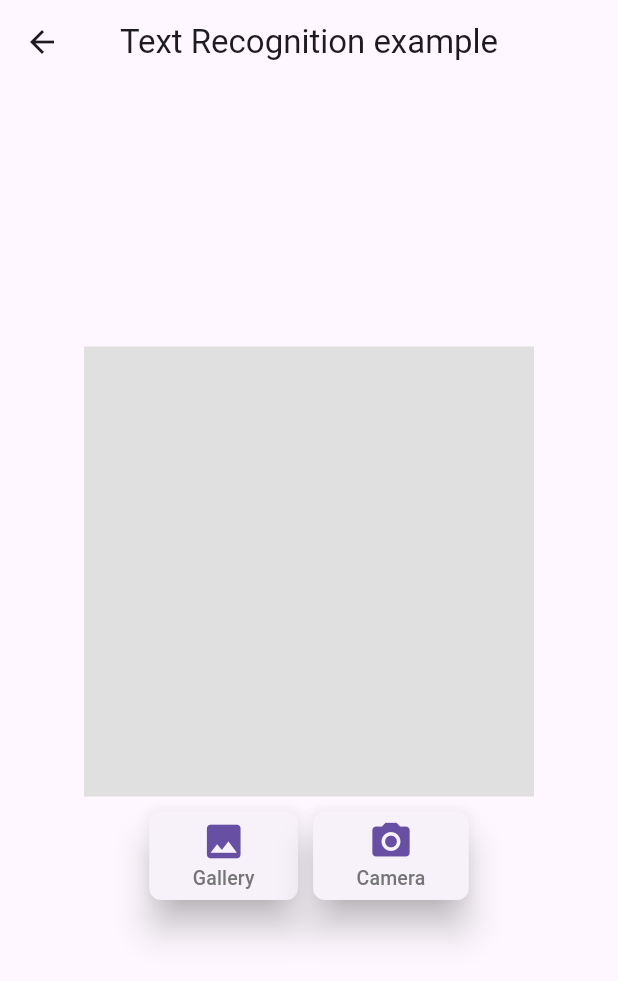
After one commit to Hly1238/PetShop, a Flutter app: the TestModel screen opened by its route, on a phone screen of 412 x 824 dp. The commit adds this screen. Shown: the top 981 px of the screen. Run offline on Flutter 3.47's test engine with Material 3 defaults, Android fonts, the phone set to English and light mode, and no system bars; our stand-ins replace animated_bottom_navigation_bar, badges, camera, fan_carousel_image_slider, flutter_rating_bar, gallery_saver and 10 more; missing offline and left inert: api_cache_manager, sms_otp_auto_verify; accounts and stored records are empty; generated files the repository leaves out were written again.

Commit message:
'update'

```diff
--- a/pet_shop/lib/route/route_generator.dart
+++ b/pet_shop/lib/route/route_generator.dart
@@ -7,12 +7,14 @@ import 'package:pet_shop/screen/Account/recovery_screen.dart';
 import 'package:pet_shop/screen/Account/register_new_member.dart';
 import 'package:pet_shop/screen/Account/signup_screen.dart';
 import 'package:pet_shop/screen/Camera/camera_screen.dart';
+import 'package:pet_shop/screen/Camera/scan_screen.dart';
 import 'package:pet_shop/screen/Home/components/carousel_slider/carousel_loading.dart';
 import 'package:pet_shop/screen/Navigation/navigation_screen.dart';
 
 import 'package:pet_shop/screen/SplashScreen/on_boarding.dart';
 import 'package:pet_shop/screen/SplashScreen/splash_screen.dart';
 import 'package:pet_shop/screen/tmp/snack_bar.dart';
+import 'package:pet_shop/screen/tmp/test_model.dart';
 
 class Routes {
   static const String homepage = "/";
@@ -25,7 +27,9 @@ class Routes {
   static const String register_member = "/register_member";
   static const String otp_verified = "/otp_verified";
   static const String camera = "/camera";
+  static const String scanner = "/scan";
   static const String snackBarScreen = "/test";
+  static const String testModelScreen = "/test_model";
   static const String productCard = "/product_card";
   static const String preAccessScreen = "/pre";
 }
@@ -52,11 +56,15 @@ class RouteGenerator {
         return MaterialPageRoute(builder: (_) => RegisterNewMember());
       case Routes.camera:
         return MaterialPageRoute(builder: (_) => CameraScreen());
+      case Routes.scanner:
+        return MaterialPageRoute(builder: (_) => ScanScreen());
       case Routes.productCard:
         return MaterialPageRoute(builder: (_) => CarouselLoading());
 
       case '/test':
         return MaterialPageRoute(builder: (_) => SnackBarScreen());
+      case Routes.testModelScreen:
+        return MaterialPageRoute(builder: (_) => TestModel());
       case '/pre':
         return MaterialPageRoute(builder: (_) => PreAccess());
 
--- /dev/null
+++ b/pet_shop/lib/screen/tmp/test_model.dart
@@ -0,0 +1,167 @@
+import 'dart:io';
+
+import 'package:flutter/material.dart';
+import 'package:image_picker/image_picker.dart';
+
+class TestModel extends StatefulWidget {
+  const TestModel({Key? key}) : super(key: key);
+
+  @override
+  _TestModelState createState() => _TestModelState();
+}
+
+class _TestModelState extends State<TestModel> {
+  bool textScanning = false;
+
+  XFile? imageFile;
+
+  String scannedText = "";
+
+  @override
+  Widget build(BuildContext context) {
+    return Scaffold(
+      appBar: AppBar(
+        centerTitle: true,
+        title: const Text("Text Recognition example"),
+      ),
+      body: Center(
+          child: SingleChildScrollView(
+        child: Container(
+            margin: const EdgeInsets.all(20),
+            child: Column(
+              crossAxisAlignment: CrossAxisAlignment.center,
+              children: [
+                if (textScanning) const CircularProgressIndicator(),
+                if (!textScanning && imageFile == null)
+                  Container(
+                    width: 300,
+                    height: 300,
+                    color: Colors.grey[300]!,
+                  ),
+                if (imageFile != null) Image.file(File(imageFile!.path)),
+                Row(
+                  mainAxisAlignment: MainAxisAlignment.center,
+                  children: [
+                    Container(
+                        margin: const EdgeInsets.symmetric(horizontal: 5),
+                        padding: const EdgeInsets.only(top: 10),
+                        child: ElevatedButton(
+                          style: ElevatedButton.styleFrom(
+                            // primary: Colors.white,
+                            // onPrimary: Colors.grey,
+
+                            shadowColor: Colors.grey[400],
+                            elevation: 10,
+                            shape: RoundedRectangleBorder(
+                                borderRadius: BorderRadius.circular(8.0)),
+                          ),
+                          onPressed: () {
+                            getImage(ImageSource.gallery);
+                          },
+                          child: Container(
+                            margin: const EdgeInsets.symmetric(
+                                vertical: 5, horizontal: 5),
+                            child: Column(
+                              mainAxisSize: MainAxisSize.min,
+                              children: [
+                                Icon(
+                                  Icons.image,
+                                  size: 30,
+                                ),
+                                Text(
+                                  "Gallery",
+                                  style: TextStyle(
+                                      fontSize: 13, color: Colors.grey[600]),
+                                )
+                              ],
+                            ),
+                          ),
+                        )),
+                    Container(
+                        margin: const EdgeInsets.symmetric(horizontal: 5),
+                        padding: const EdgeInsets.only(top: 10),
+                        child: ElevatedButton(
+                          style: ElevatedButton.styleFrom(
+                            // primary: Colors.white,
+                            // onPrimary: Colors.grey,
+                            shadowColor: Colors.grey[400],
+                            elevation: 10,
+                            shape: RoundedRectangleBorder(
+                                borderRadius: BorderRadius.circular(8.0)),
+                          ),
+                          onPressed: () {
+                            getImage(ImageSource.camera);
+                          },
+                          child: Container(
+                            margin: const EdgeInsets.symmetric(
+                                vertical: 5, horizontal: 5),
+                            child: Column(
+                              mainAxisSize: MainAxisSize.min,
+                              children: [
+                                Icon(
+                                  Icons.camera_alt,
+                                  size: 30,
+                                ),
+                                Text(
+                                  "Camera",
+                                  style: TextStyle(
+                                      fontSize: 13, color: Colors.grey[600]),
+                                )
+                              ],
+                            ),
+                          ),
+                        )),
+                  ],
+                ),
+                const SizedBox(
+                  height: 20,
+                ),
+                Container(
+                  child: Text(
+                    scannedText,
+                    style: TextStyle(fontSize: 20),
+                  ),
+                )
+              ],
+            )),
+      )),
+    );
+  }
+
+  void getImage(ImageSource source) async {
+    try {
+      final pickedImage = await ImagePicker().pickImage(source: source);
+      if (pickedImage != null) {
+        textScanning = true;
+        imageFile = pickedImage;
+        setState(() {});
+        // getRecognisedText(pickedImage);
+      }
+    } catch (e) {
+      textScanning = false;
+      imageFile = null;
+      scannedText = "Error occured while scanning";
+      setState(() {});
+    }
+  }
+
+  // void getRecognisedText(XFile image) async {
+  //   final inputImage = InputImage.fromFilePath(image.path);
+  //   final textDetector = GoogleM
+  //   RecognisedText recognisedText = await textDetector.processImage(inputImage);
+  //   await textDetector.close();
+  //   scannedText = "";
+  //   for (TextBlock block in recognisedText.blocks) {
+  //     for (TextLine line in block.lines) {
+  //       scannedText = scannedText + line.text + "\n";
+  //     }
+  //   }
+  //   textScanning = false;
+  //   setState(() {});
+  // }
+
+  @override
+  void initState() {
+    super.initState();
+  }
+}
```
Also changed, not shown: pet_shop/lib/screen/Camera/scan_screen.dart (added, +387 -0 lines), pet_shop/lib/screen/Navigation/navigation_screen.dart (+57 -82 lines), 2 other files.
